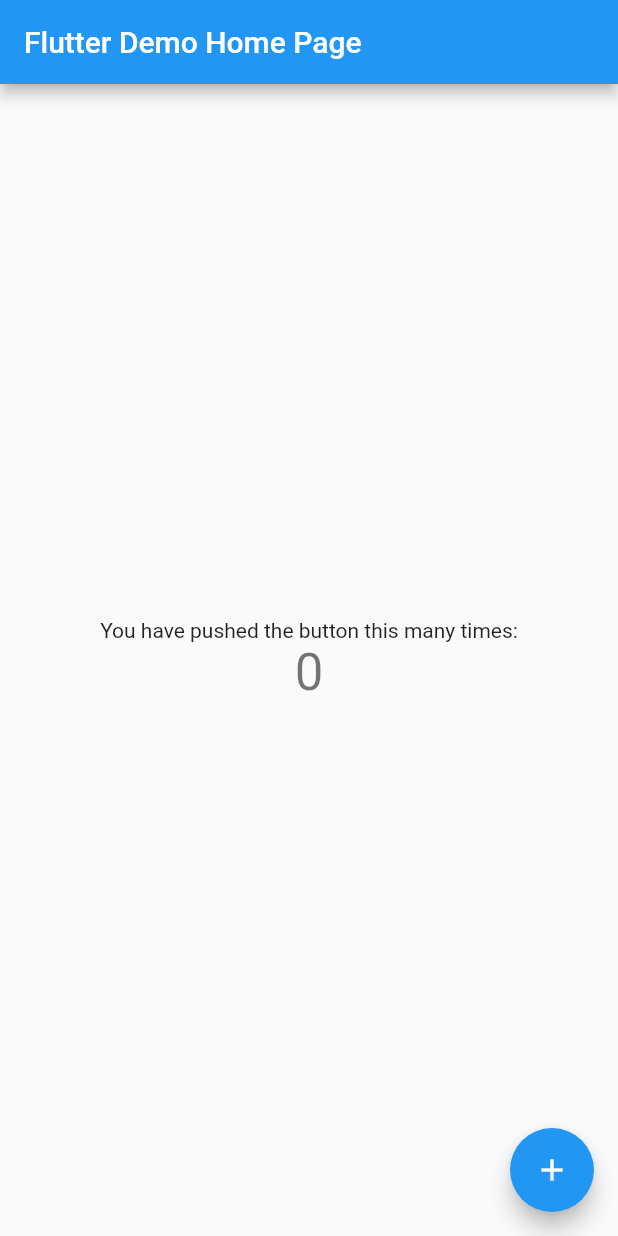
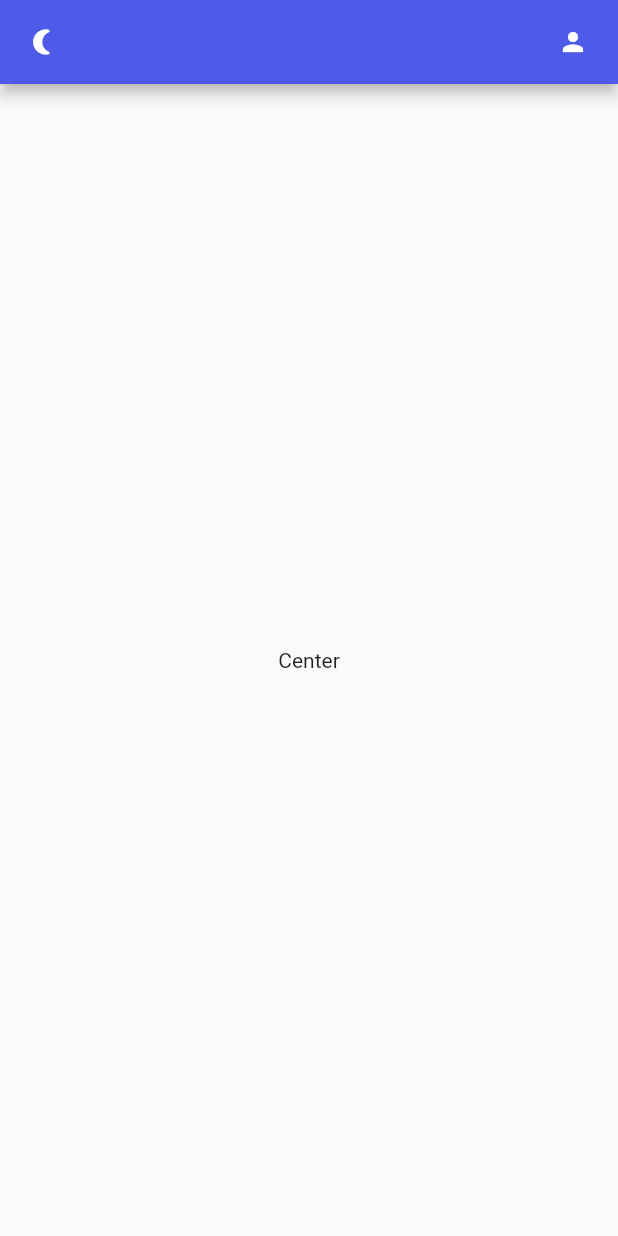
Before and after one commit to Rybchits/smart_todo_list, a Flutter app: the screen it shows after launch, on a phone screen of 412 x 824 dp. Run offline on Flutter 3.47's test engine with Material 2 defaults, Android fonts, the phone set to English and light mode, and no system bars.

Commit message:
[feat] added HomePage

```diff
--- a/lib/main.dart
+++ b/lib/main.dart
@@ -1,4 +1,7 @@
 import 'package:flutter/material.dart';
+import 'package:flutter/cupertino.dart';
+import 'package:smart_todo_list/ui/home_page.dart';
+import 'package:smart_todo_list/ui/theme.dart';
 
 void main() {
   runApp(const MyApp());
@@ -7,62 +10,16 @@
 class MyApp extends StatelessWidget {
   const MyApp({Key? key}) : super(key: key);
 
-  // This widget is the root of your application.
   @override
   Widget build(BuildContext context) {
     return MaterialApp(
-      title: 'Flutter Demo',
-      theme: ThemeData(
-        primarySwatch: Colors.blue,
-      ),
-      home: const MyHomePage(title: 'Flutter Demo Home Page'),
+      debugShowCheckedModeBanner: false,
+      title: 'Smart To-Do',
+      theme: Themes.light,
+      darkTheme: Themes.dart,
+      themeMode: ThemeMode.light,
+
+      home: const HomePage(),
     );
   }
 }
-
-class MyHomePage extends StatefulWidget {
-  const MyHomePage({Key? key, required this.title}) : super(key: key);
-
-  final String title;
-
-  @override
-  State<MyHomePage> createState() => _MyHomePageState();
-}
-
-class _MyHomePageState extends State<MyHomePage> {
-  int _counter = 0;
-
-  void _incrementCounter() {
-    setState(() {
-      _counter++;
-    });
-  }
-
-  @override
-  Widget build(BuildContext context) {
-    return Scaffold(
-      appBar: AppBar(
-        title: Text(widget.title),
-      ),
-      body: Center(
-        child: Column(
-          mainAxisAlignment: MainAxisAlignment.center,
-          children: <Widget>[
-            const Text(
-              'You have pushed the button this many times:',
-            ),
-            Text(
-              '$_counter',
-              style: Theme.of(context).textTheme.headline4,
-            ),
-          ],
-        ),
-      ),
-      floatingActionButton: FloatingActionButton(
-        onPressed: _incrementCounter,
-        tooltip: 'Increment',
-        child: const Icon(Icons.add),
-      ),
-    );
-  }
-}
--- /dev/null
+++ b/lib/ui/home_page.dart
@@ -0,0 +1,37 @@
+import 'dart:developer';
+
+import 'package:flutter/material.dart';
+
+class HomePage extends StatefulWidget {
+  const HomePage({Key? key}) : super(key: key);
+
+  @override
+  _HomePageState createState() => _HomePageState();
+}
+
+class _HomePageState extends State<HomePage> {
+
+  @override
+  Widget build(BuildContext context) {
+    return Scaffold(
+      appBar: _appBar(),
+      body: Center(child: Text("Center")),
+    );
+  }
+
+  _appBar(){
+    return AppBar(
+      backgroundColor: Theme.of(context).primaryColor,
+      leading: GestureDetector(
+        onTap: (){
+          log('ThemeMode changed');
+        },
+        child: Icon(Icons.nightlight_round, size: 20),
+      ),
+      actions: [
+        Icon(Icons.person, size: 20),
+        SizedBox(width: 20)
+      ],
+    );
+  }
+}
```
